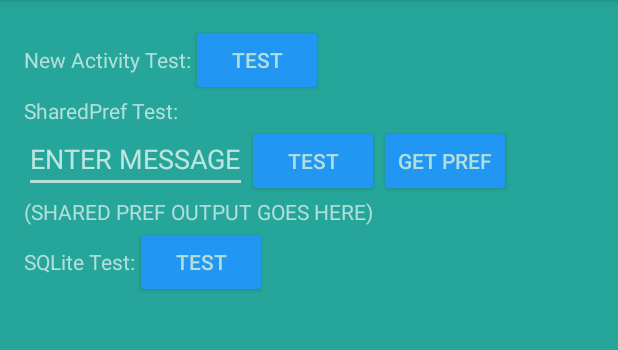
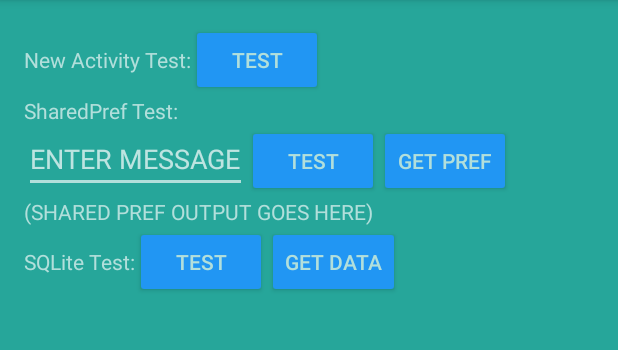
Before and after one commit to AdamSHurwitz/Hacking_Environment, an Android app: the screen it shows after launch (MainActivity), on a phone screen of 412 x 824 dp, the part 84-434 px from its top. Run offline under Robolectric (Android 15) with nearby library versions, the phone set to English and light mode, and no system bars.

Commit message:
SQLite - Read Data

```diff
--- a/app/src/main/res/layout/fragment_main.xml
+++ b/app/src/main/res/layout/fragment_main.xml
@@ -9,7 +9,7 @@
     android:paddingTop="@dimen/activity_vertical_margin"
     tools:context=".MainActivityFragment">
 
-    <!-- New Activity Test-->
+    <!-- New Activity Test -->
     <LinearLayout
         android:layout_width="wrap_content"
         android:layout_height="wrap_content"
@@ -27,7 +27,7 @@
             android:text="@string/button_test" />
     </LinearLayout>
 
-    <!--SharedPref Test-->
+    <!-- SharedPref Test -->
     <LinearLayout
         android:layout_width="wrap_content"
         android:layout_height="wrap_content"
@@ -74,6 +74,8 @@
             android:layout_height="wrap_content"
             android:text="(SHARED PREF OUTPUT GOES HERE)" />
     </LinearLayout>
+
+    <!-- SQL Test -->
     <LinearLayout
         android:layout_width="wrap_content"
         android:layout_height="wrap_content"
@@ -87,11 +89,24 @@
             android:layout_width="wrap_content"
             android:layout_height="wrap_content"
             android:text="@string/button_test"/>
+        <Button
+            android:id="@+id/getInfoFromDatabase"
+            android:layout_width="wrap_content"
+            android:layout_height="wrap_content"
+            android:text="@string/sql_get_data"/>
     </LinearLayout>
-    <View
-        android:id="@+id/SQLite_output"
+    <TextView
+        android:id="@+id/SQLite_ID_Output"
+        android:layout_width="wrap_content"
+        android:layout_height="wrap_content"/>
+    <TextView
+        android:id="@+id/SQLite_Concept_Output"
+        android:layout_width="wrap_content"
+        android:layout_height="wrap_content"/>
+    <TextView
+        android:id="@+id/SQLite_TabNum_Output"
         android:layout_width="wrap_content"
         android:layout_height="wrap_content"/>
 
-
+    <!-- Next Test -->
 </LinearLayout>
--- a/app/src/main/res/values/strings.xml
+++ b/app/src/main/res/values/strings.xml
@@ -21,4 +21,5 @@
 
     <!-- Database Test-->
     <string name="sql_test">SQLite Test: </string>
+    <string name="sql_get_data">Get Data</string>
 </resources>
```
Also changed, not shown: app/src/main/java/com/example/adamhurwitz/hackingenvironment/MainActivityFragment.java (+94 -4 lines).
